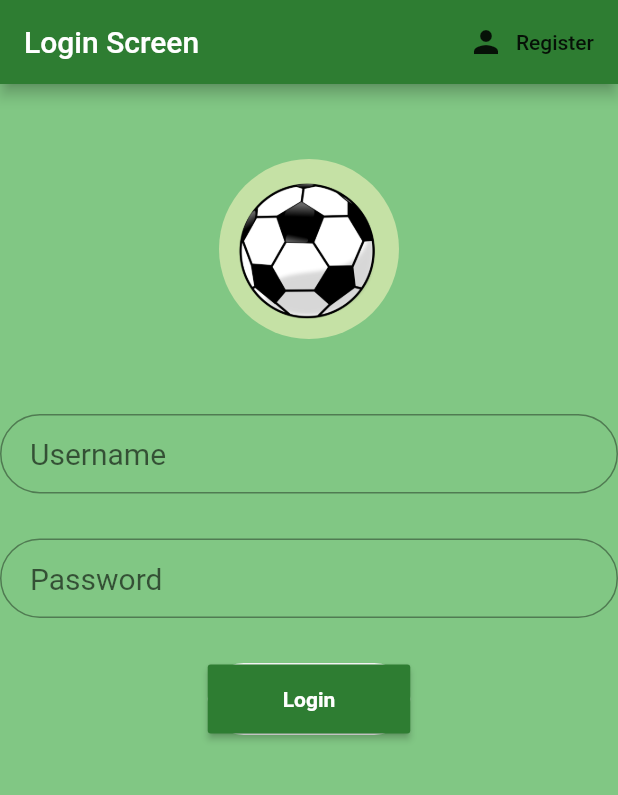
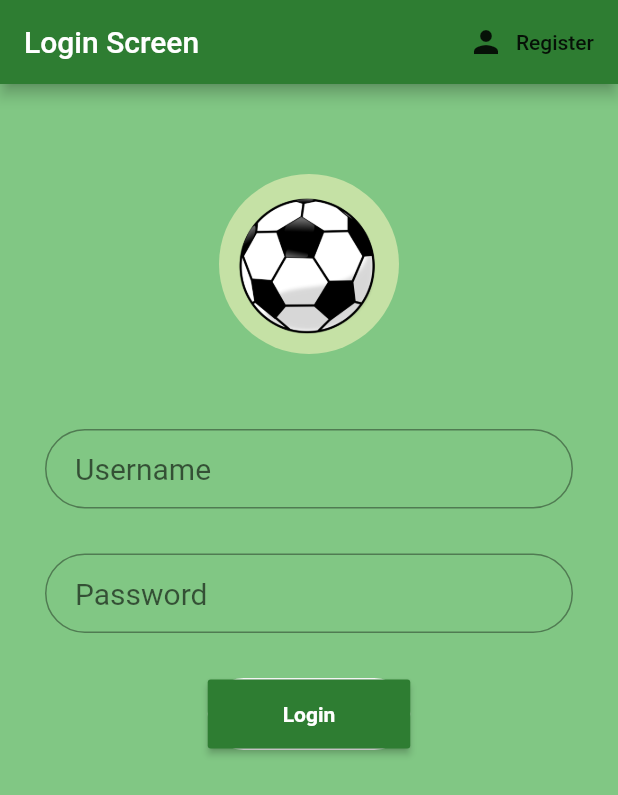
Before and after one commit to fraserwilson/FootballManagerApp, a Flutter app: the screen it shows after launch, on a phone screen of 412 x 824 dp. Shown: the top 795 px of the screen. Run offline on Flutter 3.47's test engine with Material 2 defaults, Android fonts, the phone set to English and light mode, and no system bars; our stand-ins replace cloud_firestore, firebase_auth, firebase_core, flutter_spinkit; missing offline and left inert: cloud_firestore_web, firebase_auth_web, firebase_core_web; accounts and stored records are empty.

Commit message:
Added padding to login screen
Needed padding added

```diff
--- a/lib/authenticate/login.dart
+++ b/lib/authenticate/login.dart
@@ -37,7 +37,9 @@ class _LoginInScreenState extends State<LoginInScreen> {
                     label: Text("Register"))
               ],
             ),
-            body: Form(
+            body: Container(
+              margin: EdgeInsets.symmetric(vertical: 10.0, horizontal: 30.0),
+              child: Form(
                 key: _formKey,
                 child: SingleChildScrollView(
                   child: Column(
@@ -56,7 +58,8 @@ class _LoginInScreenState extends State<LoginInScreen> {
                         height: 50.0,
                       ),
                       TextFormField(
-                      validator: (val) => val.isEmpty ? 'Enter an email' : null,
+                        validator: (val) =>
+                            val.isEmpty ? 'Enter an email' : null,
                         obscureText: false,
                         style: TextStyle(fontSize: 20.0),
                         decoration: InputDecoration(
@@ -117,7 +120,8 @@ class _LoginInScreenState extends State<LoginInScreen> {
                             "Login",
                             textAlign: TextAlign.center,
                             style: TextStyle(
-                              color: Colors.white, fontWeight: FontWeight.bold),
+                                color: Colors.white,
+                                fontWeight: FontWeight.bold),
                           ),
                         ),
                       ),
@@ -135,6 +139,7 @@ class _LoginInScreenState extends State<LoginInScreen> {
                   ),
                 ),
               ),
+            ),
           );
   }
 }
```
Also changed, not shown: 1 other file. Lines whose indentation alone changed are shown as unchanged.
